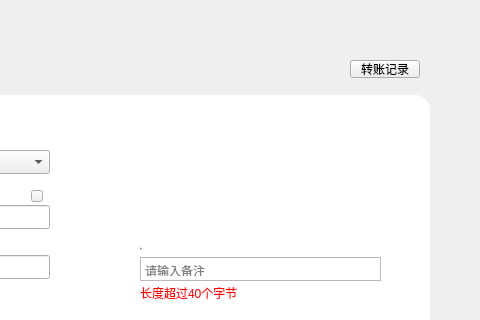
Before: the Qt Designer form LNKWallet/dapp/TokenTransferWidget.ui in HcashOrg/hx-indicator, drawn with Qt 5; both pictures show x 290 to 770 and y 0 to 320 of the 770 by 510 pixel window.
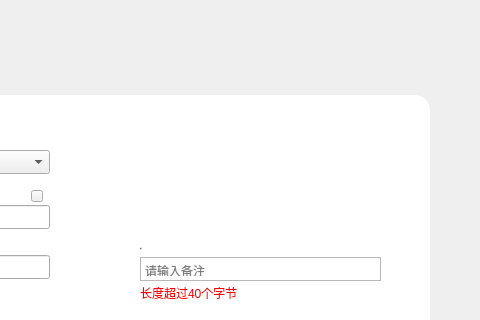
After: the same form once the commit is applied.

Patch:
```diff
--- a/LNKWallet/dapp/TokenTransferWidget.ui
+++ b/LNKWallet/dapp/TokenTransferWidget.ui
@@ -401,22 +401,6 @@
     <string>合约代币转账</string>
    </property>
   </widget>
-  <widget class="QToolButton" name="transferRecordBtn">
-   <property name="geometry">
-    <rect>
-     <x>640</x>
-     <y>60</y>
-     <width>70</width>
-     <height>18</height>
-    </rect>
-   </property>
-   <property name="cursor">
-    <cursorShape>PointingHandCursor</cursorShape>
-   </property>
-   <property name="text">
-    <string>转账记录</string>
-   </property>
-  </widget>
  </widget>
  <resources/>
  <connections/>
```
